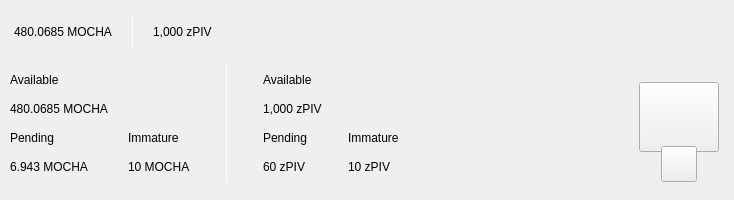
Above: src/qt/mocha/forms/topbar.ui from crypTuron/mocha before the change. Below: the same form after it.
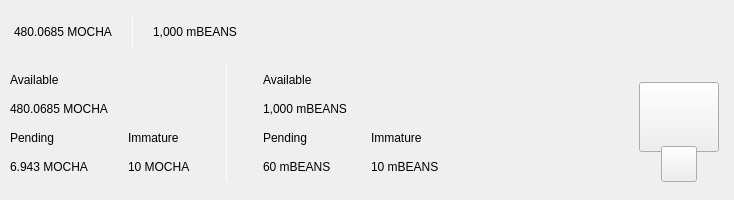
That is the form after the change. Custom widgets are drawn as their Qt base class.

Commit message: Rebrand mBEANS

Diff of the .ui file:
```diff
--- a/src/qt/mocha/forms/topbar.ui
+++ b/src/qt/mocha/forms/topbar.ui
@@ -188,7 +188,7 @@
                </size>
               </property>
               <property name="text">
-               <string>1,000 zPIV</string>
+               <string>1,000 mBEANS</string>
               </property>
              </widget>
             </item>
@@ -509,7 +509,7 @@
                <item>
                 <widget class="QLabel" name="labelAmountzPiv">
                  <property name="text">
-                  <string>1,000 zPIV</string>
+                  <string>1,000 mBEANS</string>
                  </property>
                 </widget>
                </item>
@@ -532,7 +532,7 @@
                  <item>
                   <widget class="QLabel" name="labelPendingzPiv">
                    <property name="text">
-                    <string>60 zPIV</string>
+                    <string>60 mBEANS</string>
                    </property>
                   </widget>
                  </item>
@@ -566,7 +566,7 @@
                  <item>
                   <widget class="QLabel" name="labelImmaturezPiv">
                    <property name="text">
-                    <string>10 zPIV</string>
+                    <string>10 mBEANS</string>
                    </property>
                   </widget>
                  </item>
```
The commit also changes 84 other files.
